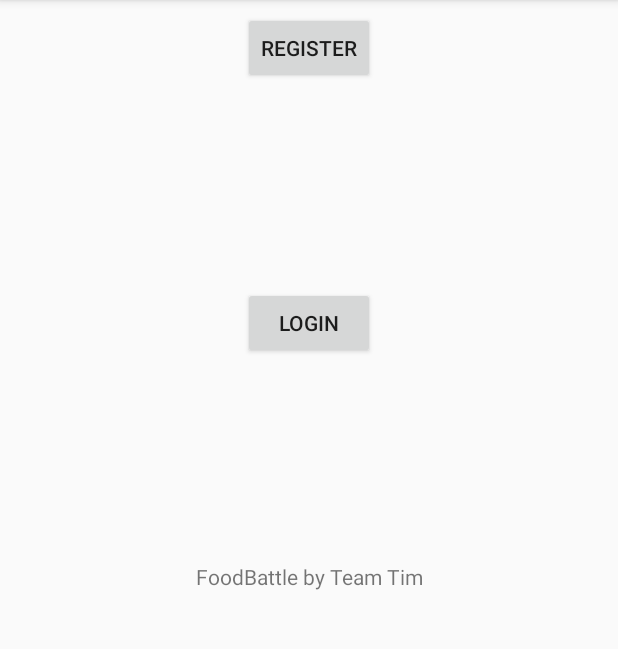
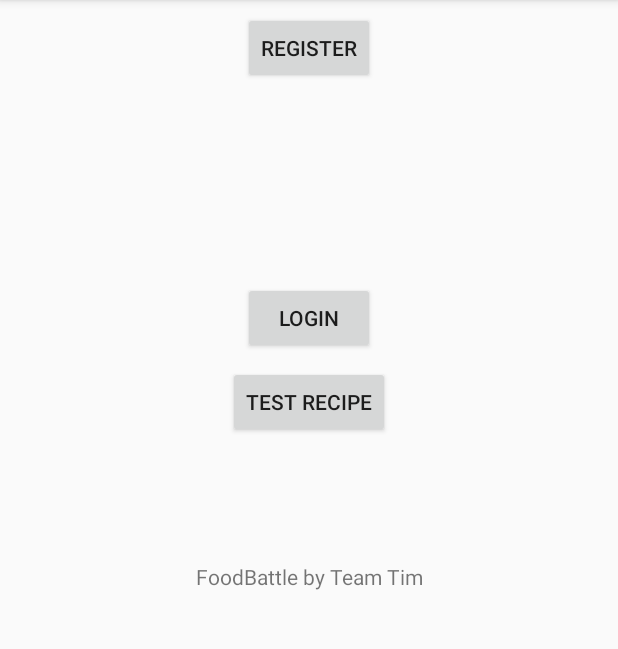
Before and after one commit to schelle14/BattleFood, an Android app: the screen it shows after launch (MainActivity), on a phone screen of 412 x 824 dp, the part 84-733 px from its top. Run offline under Robolectric (Android 15) with nearby library versions, the phone set to English and light mode, and no system bars.

Commit message:
InstrumentTest & Ui UploadRecipe (II, AP)

```diff
--- a/app/src/main/AndroidManifest.xml
+++ b/app/src/main/AndroidManifest.xml
@@ -23,7 +23,8 @@
         </activity>
         <activity android:name=".StartUI" />
         <activity android:name=".RegistrationUI" />
-        <activity android:name=".Recipe"></activity>
+        <activity android:name=".Recipe" />
+        <activity android:name=".UploadRecipeUi"></activity>
     </application>
 
 </manifest>
--- a/app/src/main/java/at/xp2_2017/battlefood/MainActivity.java
+++ b/app/src/main/java/at/xp2_2017/battlefood/MainActivity.java
@@ -10,6 +10,7 @@ public class MainActivity extends AppCompatActivity implements View.OnClickListe
 
     public Button buttonReg;
     public Button buttonLog;
+    public Button buttonRecipe;
 
     public void init() {
         buttonReg = (Button)findViewById(R.id.buttonReg);
@@ -32,6 +33,17 @@ public class MainActivity extends AppCompatActivity implements View.OnClickListe
             }
 
         });
+
+        buttonRecipe = (Button)findViewById(R.id.buttonrecipe);
+        buttonRecipe.setOnClickListener(new View.OnClickListener() {
+            @Override
+            public void onClick(View v) {
+
+                Intent RecipeUI_Active = new Intent(MainActivity.this,UploadRecipeUi.class);
+                startActivity(RecipeUI_Active);
+
+            }
+        });
     }
 
     @Override
--- a/app/src/main/java/at/xp2_2017/battlefood/RegistrationUI.java
+++ b/app/src/main/java/at/xp2_2017/battlefood/RegistrationUI.java
@@ -27,7 +27,7 @@ public class RegistrationUI extends AppCompatActivity implements View.OnClickLis
     public void onClick(View v) {
         Log.d("ABC", "ABC - test test test");
        // Button clickedButton = (Button) v;
-        Intent StartUI_Active = new Intent(RegistrationUI.this,StartUI.class);
+        Intent StartUI_Active = new Intent(RegistrationUI.this,UploadRecipeUi.class);
         startActivity(StartUI_Active);
     }
 }
--- a/app/src/main/res/layout/activity_main.xml
+++ b/app/src/main/res/layout/activity_main.xml
@@ -40,6 +40,19 @@
         android:layout_marginLeft="8dp"
         app:layout_constraintLeft_toLeftOf="parent"
         android:layout_marginBottom="8dp"
-        app:layout_constraintBottom_toTopOf="@+id/textView" />
+        app:layout_constraintBottom_toTopOf="@+id/textView"
+        app:layout_constraintVertical_bias="0.488" />
+
+    <Button
+        android:id="@+id/buttonrecipe"
+        android:layout_width="wrap_content"
+        android:layout_height="wrap_content"
+        android:layout_marginTop="8dp"
+        android:text="test Recipe"
+        app:layout_constraintTop_toBottomOf="@+id/buttonLog"
+        android:layout_marginLeft="8dp"
+        app:layout_constraintLeft_toLeftOf="parent"
+        android:layout_marginRight="8dp"
+        app:layout_constraintRight_toRightOf="parent" />
 
 </android.support.constraint.ConstraintLayout>
--- a/app/src/main/res/layout/activity_registration_ui.xml
+++ b/app/src/main/res/layout/activity_registration_ui.xml
@@ -33,7 +33,8 @@
         android:textSize="40sp"
         app:layout_constraintLeft_toLeftOf="parent"
         app:layout_constraintRight_toRightOf="parent"
-        app:layout_constraintTop_toTopOf="parent" />
+        app:layout_constraintTop_toTopOf="parent"
+        app:layout_constraintHorizontal_bias="0.503" />
 
     <EditText
         android:id="@+id/editTextUserName"
--- a/app/src/main/res/layout/activity_rezept.xml
+++ b/app/src/main/res/layout/activity_rezept.xml
@@ -18,5 +18,7 @@
         android:layout_marginLeft="8dp"
         app:layout_constraintLeft_toLeftOf="parent"
         android:layout_marginRight="8dp"
-        app:layout_constraintRight_toRightOf="parent" />
+        app:layout_constraintRight_toRightOf="parent"
+        app:layout_constraintVertical_bias="0.424" />
+
 </android.support.constraint.ConstraintLayout>
```
